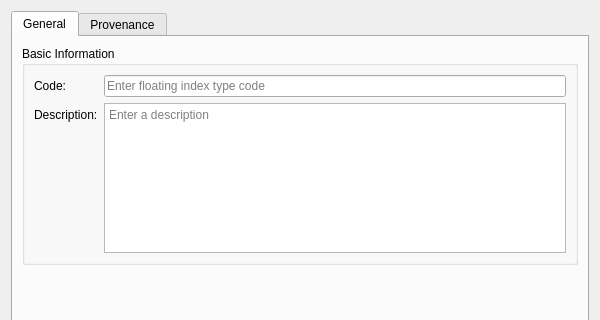
This is projects/ores.qt/refdata/ui/FloatingIndexTypeDetailDialog.ui in OreStudio/OreStudio as Qt 5 draws it before an edit; both pictures show x 0 to 600 and y 0 to 320 of the 600 by 500 pixel window. The edited form follows.
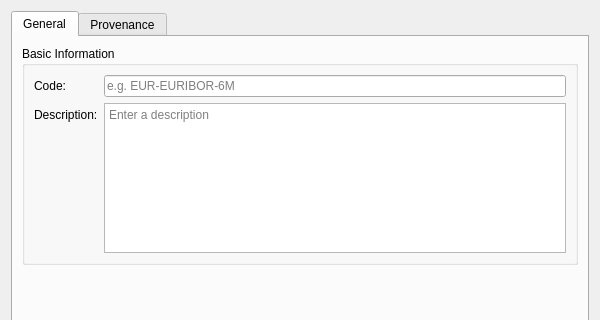
This is the edited form. Custom widgets are drawn as their Qt base class.

Commit message: [refdata,trading,qt,cli,sql] Migrate floating_index_type/leg_type to refdata + generic HistoryDialog

Patch:
```diff
--- a/projects/ores.qt/refdata/ui/FloatingIndexTypeDetailDialog.ui
+++ b/projects/ores.qt/refdata/ui/FloatingIndexTypeDetailDialog.ui
@@ -48,7 +48,10 @@
           <item row="0" column="1">
            <widget class="QLineEdit" name="codeEdit">
             <property name="placeholderText">
-             <string>Enter floating index type code</string>
+             <string>e.g. EUR-EURIBOR-6M</string>
+            </property>
+            <property name="readOnly">
+             <bool>true</bool>
             </property>
            </widget>
           </item>
```
The commit also changes 162 other files.
